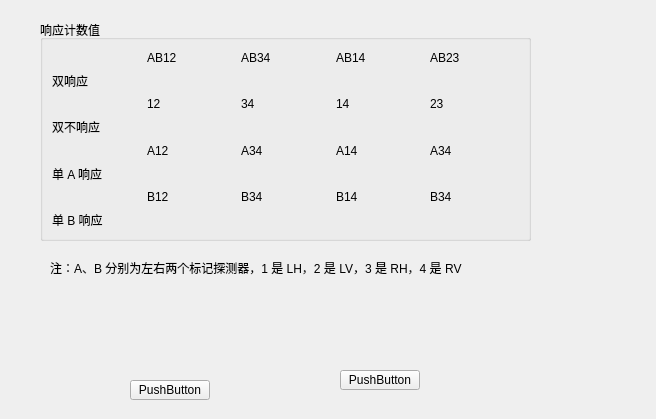
Above: ui/heraldqkdwidget.ui from WhiteChimney/TDC-counter before the change. Below: the same form after it.
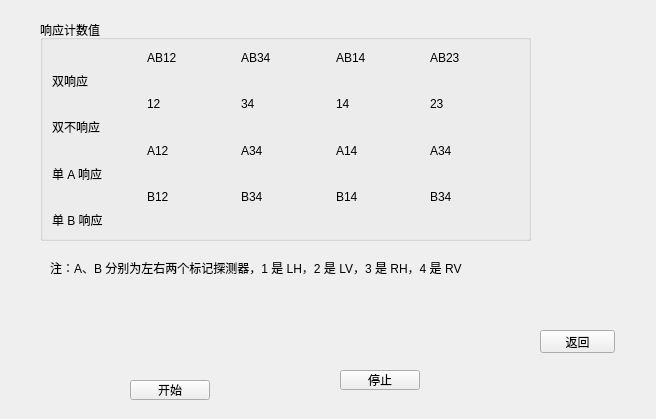
That is the form after the change.

Patch:
```diff
--- a/ui/heraldqkdwidget.ui
+++ b/ui/heraldqkdwidget.ui
@@ -23,7 +23,7 @@
     </rect>
    </property>
    <property name="text">
-    <string>PushButton</string>
+    <string>开始</string>
    </property>
   </widget>
   <widget class="QPushButton" name="pushButton_2">
@@ -36,7 +36,7 @@
     </rect>
    </property>
    <property name="text">
-    <string>PushButton</string>
+    <string>停止</string>
    </property>
   </widget>
   <widget class="QGroupBox" name="groupYields">
@@ -207,6 +207,19 @@
     <string>注：A、B 分别为左右两个标记探测器，1 是 LH，2 是 LV，3 是 RH，4 是 RV</string>
    </property>
   </widget>
+  <widget class="QPushButton" name="buttonReturn">
+   <property name="geometry">
+    <rect>
+     <x>540</x>
+     <y>330</y>
+     <width>75</width>
+     <height>23</height>
+    </rect>
+   </property>
+   <property name="text">
+    <string>返回</string>
+   </property>
+  </widget>
  </widget>
  <resources/>
  <connections/>
```
Left out of the diff: 76 changed lines with no effect on the pictures.
